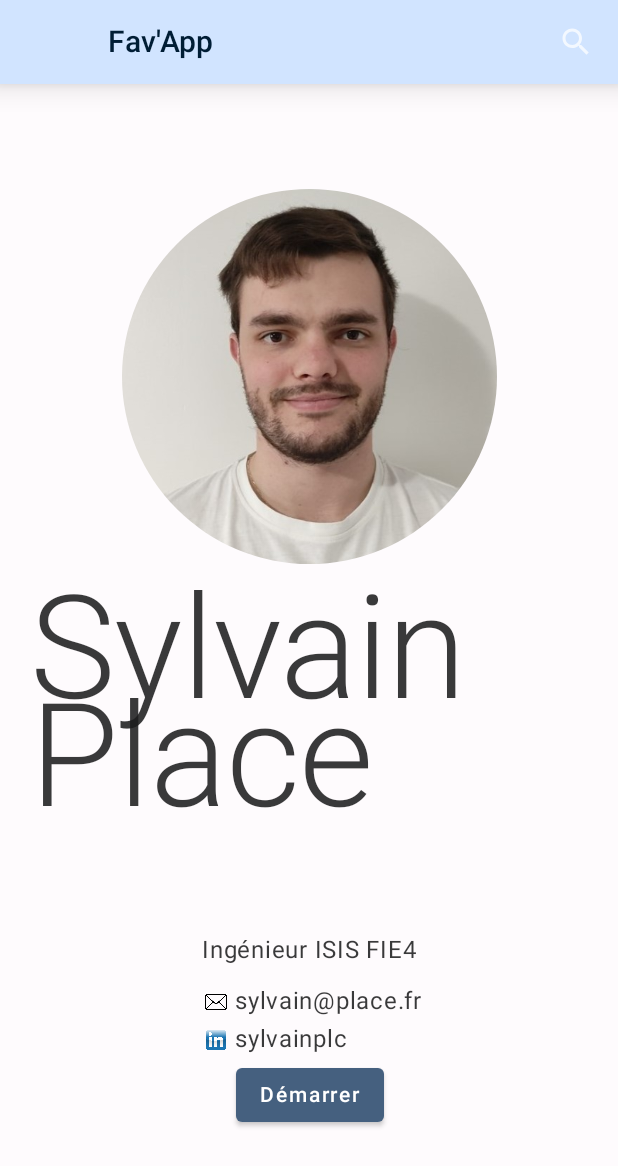
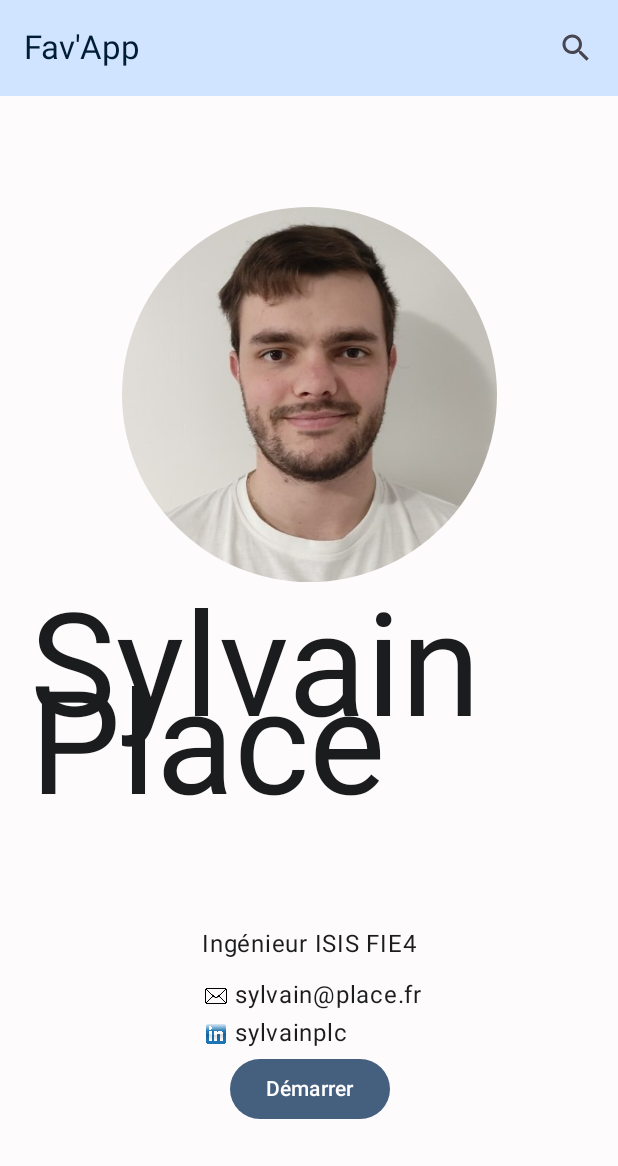
Before and after one commit to SylvainPlace/TmdbApp, an Android app built with Jetpack Compose: the screen it shows after launch (MainActivity), on a phone screen of 412 x 824 dp. Shown: the top 1166 px of the screen. Run offline under Robolectric (Android 15) with nearby library versions, the phone set to English and light mode, and no system bars; our stand-ins replace accompanist, window size class; 3 statements that could not run were skipped.

Commit message:
Migration to Material3

```diff
--- a/app/src/main/java/com/example/premireapplication/ActeurDetail.kt
+++ b/app/src/main/java/com/example/premireapplication/ActeurDetail.kt
@@ -7,7 +7,7 @@ import androidx.compose.animation.slideInVertically
 import androidx.compose.foundation.layout.*
 import androidx.compose.foundation.rememberScrollState
 import androidx.compose.foundation.verticalScroll
-import androidx.compose.material.*
+import androidx.compose.material3.*
 import androidx.compose.material3.windowsizeclass.WindowSizeClass
 import androidx.compose.material3.windowsizeclass.WindowWidthSizeClass
 import androidx.compose.runtime.*
@@ -64,7 +64,7 @@ fun Biography(biography: String?) {
         Column {
             Text(
                 text = stringResource(R.string.biography),
-                style = MaterialTheme.typography.h5,
+                style = MaterialTheme.typography.headlineSmall,
             )
             Text(
                 text = biography,
@@ -119,7 +119,7 @@ fun MovieCastOrCrew(
             Column {
                 Text(
                     text = initText,
-                    style = MaterialTheme.typography.h5,
+                    style = MaterialTheme.typography.headlineSmall,
                 )
                 FlowRow(
                     mainAxisAlignment = FlowMainAxisAlignment.SpaceBetween
--- a/app/src/main/java/com/example/premireapplication/Acteurs.kt
+++ b/app/src/main/java/com/example/premireapplication/Acteurs.kt
@@ -32,7 +32,6 @@ fun ScreenActeurs(
             LazyVerticalGrid(
                 modifier = Modifier
                     .fillMaxSize()
-                    .padding(bottom = 55.dp)
                     .offset { IntOffset(offsetX.value.roundToInt(), 0) }
                     .draggable(
                         orientation = Orientation.Horizontal,
--- a/app/src/main/java/com/example/premireapplication/BottomBar.kt
+++ b/app/src/main/java/com/example/premireapplication/BottomBar.kt
@@ -1,10 +1,10 @@
 package com.example.premireapplication
 
 import androidx.compose.foundation.layout.height
-import androidx.compose.material.BottomNavigation
-import androidx.compose.material.BottomNavigationItem
-import androidx.compose.material.Icon
-import androidx.compose.material.Text
+import androidx.compose.material3.NavigationBar
+import androidx.compose.material3.NavigationBarItem
+import androidx.compose.material3.Icon
+import androidx.compose.material3.Text
 import androidx.compose.runtime.Composable
 import androidx.compose.runtime.getValue
 import androidx.compose.ui.Modifier
@@ -43,11 +43,11 @@ object NavBarItems {
 
 @Composable
 fun BottomNavigationBar(navController: NavHostController) {
-    BottomNavigation{
+    NavigationBar{
         val backStackEntry by navController.currentBackStackEntryAsState()
         val currentRoute = backStackEntry?.destination?.route
         NavBarItems.BarItems.forEach { navItem ->
-            BottomNavigationItem(
+            NavigationBarItem(
                 selected = currentRoute == navItem.route,
                 onClick = {
                     navController.navigate(navItem.route) {
--- a/app/src/main/java/com/example/premireapplication/Colors.kt
+++ b/app/src/main/java/com/example/premireapplication/Colors.kt
@@ -1,9 +1,9 @@
 package com.example.premireapplication
 
 import androidx.compose.foundation.isSystemInDarkTheme
-import androidx.compose.material.MaterialTheme
-import androidx.compose.material.darkColors
-import androidx.compose.material.lightColors
+import androidx.compose.material3.MaterialTheme
+import androidx.compose.material3.lightColorScheme
+import androidx.compose.material3.darkColorScheme
 import androidx.compose.runtime.Composable
 import androidx.compose.ui.graphics.Color
 import com.google.accompanist.systemuicontroller.rememberSystemUiController
@@ -32,12 +32,11 @@ val onSurfaceDarkColor = Color(0xffD1E4FF)
 val backgroundDarkColor = Color(0xff1B1C1D)
 val onBackgroundDarkColor = Color(0xffE4E2E3)
 
-private val LightColors = lightColors(
+private val LightColors = lightColorScheme(
     primary = primaryColor,
-    primaryVariant = primaryVariantColor,
+    tertiary = primaryVariantColor,
     onPrimary = onPrimaryColor,
     secondary = secondaryColor,
-    secondaryVariant = secondaryVariantColor,
     onSecondary = onSecondaryColor,
     error = errorColor,
     onError = Color.White,
@@ -46,12 +45,11 @@ private val LightColors = lightColors(
     background = backgroundColor,
     onBackground = onBackgroundColor,
 )
-private val DarkColors = darkColors(
+private val DarkColors = darkColorScheme(
     primary = primaryDarkColor,
-    primaryVariant = primaryVariantDarkColor,
+    tertiary = primaryVariantDarkColor,
     onPrimary = onPrimaryDarkColor,
     secondary = secondaryDarkColor,
-    secondaryVariant = secondaryVariantDarkColor,
     onSecondary = onSecondaryDarkColor,
     error = errorColor,
     onError = Color.White,
@@ -74,7 +72,7 @@ fun MyTheme(
         )
     }
     MaterialTheme(
-        colors = if (isSystemInDarkTheme()) DarkColors else LightColors,
+        colorScheme  = if (isSystemInDarkTheme()) DarkColors else LightColors,
         content = content
     )
 }
--- a/app/src/main/java/com/example/premireapplication/FilmDetail.kt
+++ b/app/src/main/java/com/example/premireapplication/FilmDetail.kt
@@ -3,7 +3,7 @@ package com.example.premireapplication
 import androidx.compose.foundation.layout.*
 import androidx.compose.foundation.rememberScrollState
 import androidx.compose.foundation.verticalScroll
-import androidx.compose.material.*
+import androidx.compose.material3.*
 import androidx.compose.material3.windowsizeclass.WindowSizeClass
 import androidx.compose.runtime.Composable
 import androidx.compose.runtime.collectAsState
--- a/app/src/main/java/com/example/premireapplication/Films.kt
+++ b/app/src/main/java/com/example/premireapplication/Films.kt
@@ -31,7 +31,6 @@ fun ScreenFilms(
             LazyVerticalGrid(
                 modifier = Modifier
                     .fillMaxSize()
-                    .padding(bottom = 55.dp)
                     .offset { IntOffset(offsetX.value.roundToInt(), 0) }
                     .draggable(
                         orientation = Orientation.Horizontal,
--- a/app/src/main/java/com/example/premireapplication/GeneralCard.kt
+++ b/app/src/main/java/com/example/premireapplication/GeneralCard.kt
@@ -5,8 +5,9 @@ import androidx.compose.foundation.layout.Column
 import androidx.compose.foundation.layout.fillMaxWidth
 import androidx.compose.foundation.layout.padding
 import androidx.compose.foundation.layout.width
-import androidx.compose.material.Card
-import androidx.compose.material.Text
+import androidx.compose.material3.Card
+import androidx.compose.material3.CardElevation
+import androidx.compose.material3.Text
 import androidx.compose.runtime.Composable
 import androidx.compose.ui.Modifier
 import androidx.compose.ui.text.style.TextOverflow
@@ -27,7 +28,6 @@ fun GeneralCard(
             .fillMaxWidth()
             .padding(15.dp)
             .clickable { navController.navigate(route) },
-        elevation = 10.dp,
     ) {
         Column {
             if (imgPath != null) {
--- a/app/src/main/java/com/example/premireapplication/MainActivity.kt
+++ b/app/src/main/java/com/example/premireapplication/MainActivity.kt
@@ -4,7 +4,7 @@ import android.os.Bundle
 import androidx.activity.ComponentActivity
 import androidx.activity.compose.setContent
 import androidx.compose.foundation.layout.*
-import androidx.compose.material.*
+import androidx.compose.material3.*
 import androidx.compose.material3.windowsizeclass.ExperimentalMaterial3WindowSizeClassApi
 import androidx.compose.material3.windowsizeclass.WindowSizeClass
 import androidx.compose.material3.windowsizeclass.WindowWidthSizeClass
@@ -23,7 +23,7 @@ class MainActivity : ComponentActivity() {
             MyTheme {
                 Surface(
                     modifier = Modifier.fillMaxSize(),
-                    color = MaterialTheme.colors.background
+                    color = MaterialTheme.colorScheme.background
                 ) {
                     val windowSizeClass = calculateWindowSizeClass(this)
                     val navController = rememberNavController()
@@ -34,6 +34,7 @@ class MainActivity : ComponentActivity() {
     }
 }
 
+@OptIn(ExperimentalMaterial3Api::class)
 @Composable
 fun Screen(windowClass: WindowSizeClass, navController: NavHostController) {
     val mainViewModel = MainViewModel()
@@ -43,12 +44,17 @@ fun Screen(windowClass: WindowSizeClass, navController: NavHostController) {
                 topBar = {
                     AppTopBar(navController)
                 },
-                content = {
-                    NavigationHost(
-                        navController = navController,
-                        windowClass = windowClass,
-                        mainViewModel = mainViewModel
-                    )
+                content = { innerPadding ->
+                    Column(
+                        Modifier.padding(innerPadding)
+                    ) {
+                        NavigationHost(
+                            navController = navController,
+                            windowClass = windowClass,
+                            mainViewModel = mainViewModel
+                        )
+                    }
+
                 },
                 bottomBar = {
                     if (displayBottomBar(navController)) {
--- a/app/src/main/java/com/example/premireapplication/Profile.kt
+++ b/app/src/main/java/com/example/premireapplication/Profile.kt
@@ -3,9 +3,9 @@ package com.example.premireapplication
 import androidx.compose.foundation.Image
 import androidx.compose.foundation.layout.*
 import androidx.compose.foundation.shape.CircleShape
-import androidx.compose.material.Button
-import androidx.compose.material.MaterialTheme
-import androidx.compose.material.Text
+import androidx.compose.material3.Button
+import androidx.compose.material3.MaterialTheme
+import androidx.compose.material3.Text
 import androidx.compose.material3.windowsizeclass.WindowSizeClass
 import androidx.compose.material3.windowsizeclass.WindowWidthSizeClass
 import androidx.compose.runtime.Composable
@@ -90,7 +90,7 @@ fun MonImage() {
 fun Nom(contenu: String) {
     Text(
         text = contenu,
-        style = MaterialTheme.typography.h2,
+        style = MaterialTheme.typography.displayMedium,
         fontSize = 12.em
     )
 }
--- a/app/src/main/java/com/example/premireapplication/SerieDetail.kt
+++ b/app/src/main/java/com/example/premireapplication/SerieDetail.kt
@@ -3,7 +3,7 @@ package com.example.premireapplication
 import androidx.compose.foundation.layout.*
 import androidx.compose.foundation.rememberScrollState
 import androidx.compose.foundation.verticalScroll
-import androidx.compose.material.*
+import androidx.compose.material3.*
 import androidx.compose.material3.windowsizeclass.WindowSizeClass
 import androidx.compose.runtime.Composable
 import androidx.compose.runtime.collectAsState
--- a/app/src/main/java/com/example/premireapplication/Series.kt
+++ b/app/src/main/java/com/example/premireapplication/Series.kt
@@ -32,7 +32,6 @@ fun ScreenSeries(
             LazyVerticalGrid(
                 modifier = Modifier
                     .fillMaxSize()
-                    .padding(bottom = 55.dp)
                     .offset { IntOffset(offsetX.value.roundToInt(), 0) }
                     .draggable(
                         orientation = Orientation.Horizontal,
--- a/app/src/main/java/com/example/premireapplication/TopBar.kt
+++ b/app/src/main/java/com/example/premireapplication/TopBar.kt
@@ -1,7 +1,8 @@
 package com.example.premireapplication
 
 import androidx.compose.animation.*
-import androidx.compose.material.*
+import androidx.compose.foundation.layout.WindowInsets
+import androidx.compose.material3.*
 import androidx.compose.runtime.*
 import androidx.compose.ui.Alignment
 import androidx.compose.ui.graphics.Color
@@ -9,6 +10,7 @@ import androidx.compose.ui.unit.dp
 import androidx.navigation.NavHostController
 import androidx.navigation.compose.currentBackStackEntryAsState
 
+@OptIn(ExperimentalMaterial3Api::class)
 @Composable
 fun AppTopBar(navController: NavHostController) {
     val searchBool = remember { mutableStateOf(false) }
@@ -19,7 +21,7 @@ fun AppTopBar(navController: NavHostController) {
                 enter = expandHorizontally(expandFrom = Alignment.End),
                 exit = shrinkHorizontally(shrinkTowards = Alignment.End),
             ) {
-                ResearchField(250, navController)
+                ResearchField(350, navController)
             }
             AnimatedVisibility(
                 visible = !searchBool.value,
@@ -28,7 +30,7 @@ fun AppTopBar(navController: NavHostController) {
             ) {
                 Text(
                     text = "Fav'App",
-                    color = MaterialTheme.colors.onSurface
+                    color = MaterialTheme.colorScheme.onSurface
                 )
             }
         },
@@ -42,9 +44,7 @@ fun AppTopBar(navController: NavHostController) {
         navigationIcon = {
             ReturnArrow(navController, searchBool)
         },
-        backgroundColor = MaterialTheme.colors.surface,
-        contentColor = Color.White,
-        elevation = 12.dp
+        scrollBehavior = TopAppBarDefaults.exitUntilCollapsedScrollBehavior()
     )
 }
 
--- a/build.gradle
+++ b/build.gradle
@@ -1,6 +1,6 @@
 buildscript {
     ext {
-        compose_version = '1.3.0-rc01'
+        compose_version = '1.4.0-alpha02'
     }
 }// Top-level build file where you can add configuration options common to all sub-projects/modules.
 plugins {
```
Also changed, not shown: app/build.gradle (+17 -15 lines), app/src/main/java/com/example/premireapplication/GeneralDetails.kt (+11 -11 lines), app/src/main/java/com/example/premireapplication/NavRail.kt (+4 -3 lines), app/src/main/java/com/example/premireapplication/ResearchField.kt (+5 -3 lines).
